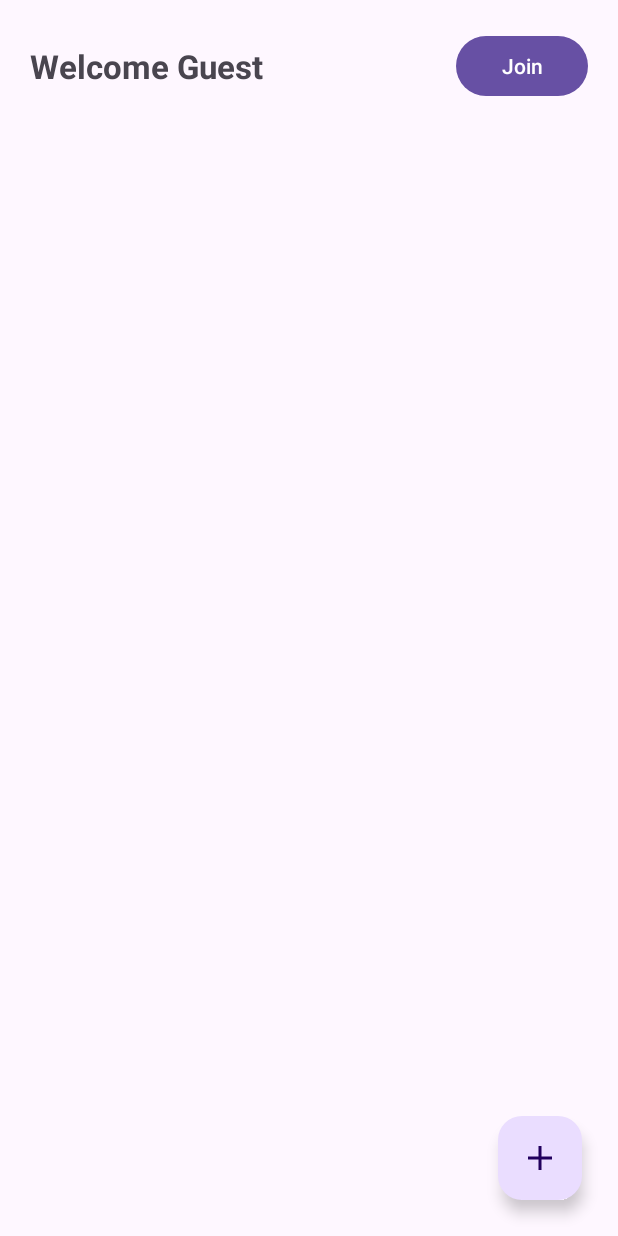
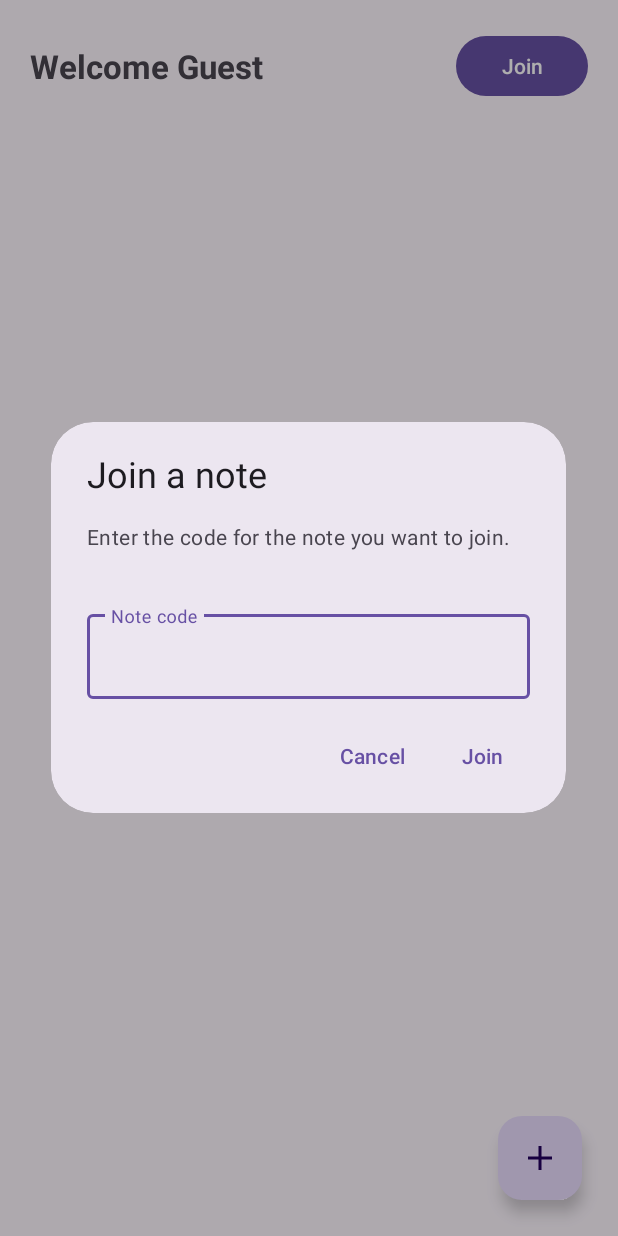
Before and after one commit to karal63/real-time-notes, an Android app: the SecondActivity screen opened directly, with no data from a screen before it, after a tap on "Join", on a phone screen of 412 x 824 dp. Run offline under Robolectric (Android 15) with nearby library versions, the phone set to English and light mode, and no system bars; our stand-ins replace Firebase (no records; nobody signed in at launch, a user with empty details on screens opened directly).

Commit message:
Add join note modal in SecondActivity and add back button in create new note activity

```diff
--- a/app/src/main/java/com/example/real_time_notes/CreateNoteActivity.kt
+++ b/app/src/main/java/com/example/real_time_notes/CreateNoteActivity.kt
@@ -39,6 +39,10 @@ class CreateNoteActivity : AppCompatActivity() {
 
         auth = FirebaseAuth.getInstance()
         db = FirebaseFirestore.getInstance()
+
+        findViewById<Button>(R.id.create_note_back_button).setOnClickListener {
+            finish()
+        }
 
         val titleField = findViewById<EditText>(R.id.note_name_input)
         val descriptionField = findViewById<EditText>(R.id.note_description_input)
--- a/app/src/main/java/com/example/real_time_notes/SecondActivity.kt
+++ b/app/src/main/java/com/example/real_time_notes/SecondActivity.kt
@@ -16,6 +16,9 @@ import com.google.firebase.auth.FirebaseAuth
 import com.google.firebase.firestore.FirebaseFirestore
 import com.google.firebase.firestore.ListenerRegistration
 import com.google.android.material.floatingactionbutton.FloatingActionButton
+import com.google.android.material.dialog.MaterialAlertDialogBuilder
+import com.google.android.material.textfield.TextInputEditText
+import com.google.android.material.textfield.TextInputLayout
 
 class SecondActivity : AppCompatActivity() {
 
@@ -49,8 +52,35 @@ class SecondActivity : AppCompatActivity() {
         }
 
         findViewById<Button>(R.id.join_button).setOnClickListener {
-            Toast.makeText(this, R.string.coming_later, Toast.LENGTH_SHORT).show()
+            showJoinDialog()
         }
+    }
+
+    private fun showJoinDialog() {
+        val dialogView = layoutInflater.inflate(R.layout.dialog_join_note, null)
+        val codeField = dialogView.findViewById<TextInputEditText>(R.id.note_code_input)
+        val codeLayout = dialogView.findViewById<TextInputLayout>(R.id.note_code_layout)
+
+        val dialog = MaterialAlertDialogBuilder(this)
+            .setTitle(R.string.join_note_title)
+            .setMessage(R.string.join_note_message)
+            .setView(dialogView)
+            .setNegativeButton(android.R.string.cancel, null)
+            .setPositiveButton(R.string.join, null)
+            .create()
+
+        dialog.setOnShowListener {
+            dialog.getButton(android.content.DialogInterface.BUTTON_POSITIVE).setOnClickListener {
+                val code = codeField.text?.toString()?.trim().orEmpty()
+                if (code.isEmpty()) {
+                    codeLayout.error = getString(R.string.note_code_required)
+                } else {
+                    dialog.dismiss()
+                    Toast.makeText(this, R.string.coming_later, Toast.LENGTH_SHORT).show()
+                }
+            }
+        }
+        dialog.show()
     }
 
     override fun onStart() {
--- a/app/src/main/res/layout/activity_signin.xml
+++ b/app/src/main/res/layout/activity_signin.xml
@@ -34,7 +34,8 @@
             android:layout_height="wrap_content"
             android:autofillHints="emailAddress"
             android:inputType="textEmailAddress"
-            android:singleLine="true" />
+            android:singleLine="true"
+            android:text="1@gmail.com" />
 
         <TextView
             android:layout_width="match_parent"
@@ -49,7 +50,8 @@
             android:layout_height="wrap_content"
             android:autofillHints="password"
             android:inputType="textPassword"
-            android:singleLine="true" />
+            android:singleLine="true"
+            android:text="111111" />
 
         <Button
             android:id="@+id/sign_in_button"
--- /dev/null
+++ b/app/src/main/res/layout/dialog_join_note.xml
@@ -0,0 +1,23 @@
+<?xml version="1.0" encoding="utf-8"?>
+<LinearLayout xmlns:android="http://schemas.android.com/apk/res/android"
+    android:layout_width="match_parent"
+    android:layout_height="wrap_content"
+    android:orientation="vertical"
+    android:paddingHorizontal="24dp"
+    android:paddingTop="8dp">
+
+    <com.google.android.material.textfield.TextInputLayout
+        android:id="@+id/note_code_layout"
+        style="@style/Widget.Material3.TextInputLayout.OutlinedBox"
+        android:layout_width="match_parent"
+        android:layout_height="wrap_content"
+        android:hint="@string/note_code">
+
+        <com.google.android.material.textfield.TextInputEditText
+            android:id="@+id/note_code_input"
+            android:layout_width="match_parent"
+            android:layout_height="wrap_content"
+            android:inputType="textNoSuggestions"
+            android:maxLines="1" />
+    </com.google.android.material.textfield.TextInputLayout>
+</LinearLayout>
--- a/app/src/main/res/values/strings.xml
+++ b/app/src/main/res/values/strings.xml
@@ -26,6 +26,10 @@
     <string name="default_guest_name">Guest</string>
     <string name="welcome_guest">Welcome %1$s</string>
     <string name="join">Join</string>
+    <string name="join_note_title">Join a note</string>
+    <string name="join_note_message">Enter the code for the note you want to join.</string>
+    <string name="note_code">Note code</string>
+    <string name="note_code_required">Enter a note code</string>
     <string name="add_note">+ New note</string>
     <string name="create_new_note">Create new note</string>
     <string name="note_name">Note name</string>
```
Also changed, not shown: app/src/main/res/layout/activity_create_note.xml (+8 -0 lines).
